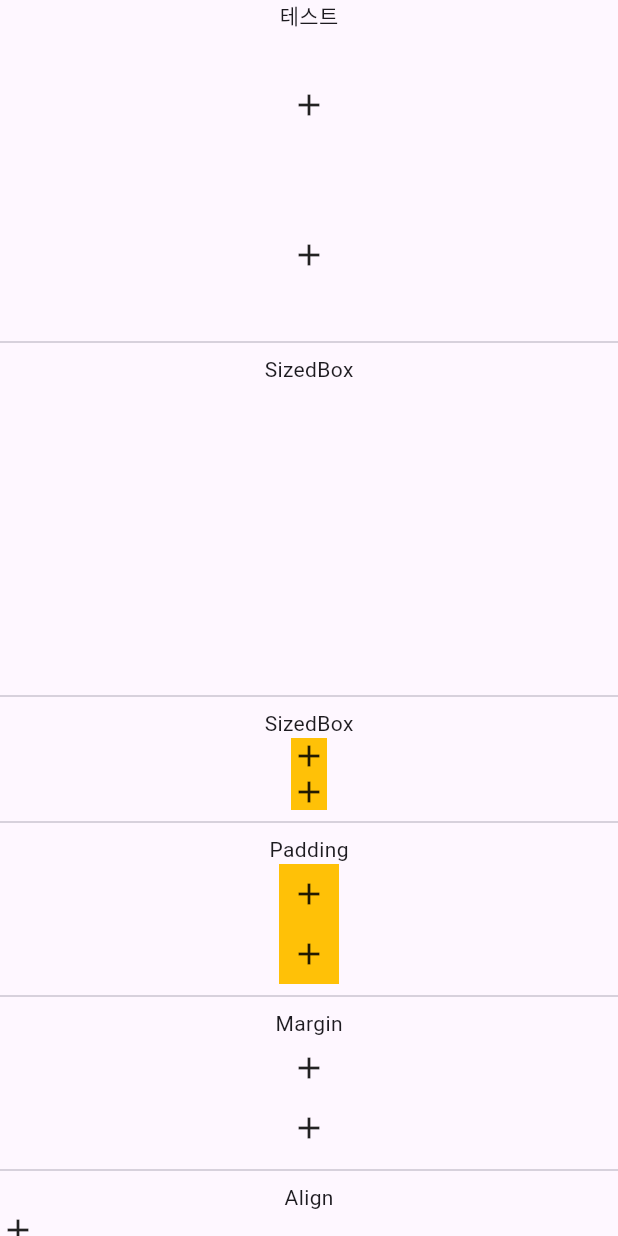
After one commit to LIMMIHEE/velog-exercise, a Flutter app: the screen it shows after launch, after a tap on "Container Const 테스트", on a phone screen of 412 x 824 dp. The commit adds this screen. Run offline on Flutter 3.47's test engine with Material 3 defaults, Android fonts, the phone set to English and light mode, and no system bars; our stand-ins replace flutter_bloc.

Commit message:
✨ feat: Container Const 대체 위젯

```diff
--- /dev/null
+++ b/lib/presentation/feat/container_const/container_const_screen.dart
@@ -0,0 +1,81 @@
+import 'package:flutter/material.dart';
+import 'package:velog_exercise/presentation/widget/const_column/const_column.dart';
+
+class ContainerConstScreen extends StatelessWidget {
+  const ContainerConstScreen({super.key});
+
+  @override
+  Widget build(BuildContext context) {
+    return Scaffold(
+      body: SingleChildScrollView(
+        child: Column(
+          children: [
+            ConstColumn(title: '테스트', children: [Container(
+              width: 100,
+              height: 100,
+              padding: const EdgeInsets.all(6),
+              child: const Icon(Icons.add),
+            ),
+              const SizedBox(
+                width: 100,
+                height: 100,
+                child: Padding(
+                  padding: EdgeInsets.all(6),
+                  child: Icon(Icons.add),
+                ),
+              )],),
+            ConstColumn(title: 'SizedBox', children: [
+              Container(
+                width: 100,
+                height: 100,
+              ),
+              const SizedBox(
+                width: 100,
+                height: 100,
+              ),],),
+            ConstColumn(title: 'SizedBox', children: [
+              Container(
+                color: Colors.amber,
+                child: const Icon(Icons.add),
+              ),
+              const ColoredBox(
+                color: Colors.amber,
+                child: Icon(Icons.add),
+              ),],),
+            ConstColumn(title: 'Padding', children: [
+              Container(
+                color: Colors.amber,
+                padding: const EdgeInsets.all(8),
+                child: Icon(Icons.add),
+              ),
+              const  ColoredBox(
+                  color: Colors.amber,
+                  child:Padding(
+                      padding: EdgeInsets.all(8),
+                    child: Icon(Icons.add),
+                  )
+              ),],),
+            ConstColumn(title: 'Margin', children: [
+              Container(
+                margin: const EdgeInsets.all(8),
+                child: const Icon(Icons.add),
+              ),
+              const Padding(
+                padding: EdgeInsets.all(8),
+                child: Icon(Icons.add),
+              ),],),
+            ConstColumn(title: 'Align', children: [
+              Container(
+                alignment: Alignment.bottomLeft,
+                child: const Icon(Icons.add),
+              ),
+              const Align(
+                alignment: Alignment.bottomLeft,
+                child: Icon(Icons.add),
+              ),],),
+          ],
+        ),
+      ),
+    );
+  }
+}
--- a/lib/presentation/feat/main/main_screen.dart
+++ b/lib/presentation/feat/main/main_screen.dart
@@ -1,5 +1,6 @@
 import 'package:flutter/material.dart';
 import 'package:velog_exercise/presentation/feat/bloc/bloc_screen.dart';
+import 'package:velog_exercise/presentation/feat/container_const/container_const_screen.dart';
 import 'package:velog_exercise/presentation/feat/custom_clipper/custom_clipper_screen.dart';
 import 'package:velog_exercise/presentation/feat/exception/exception_screen.dart';
 import 'package:velog_exercise/presentation/feat/provider/provider_screen.dart';
@@ -38,6 +39,10 @@ class MainScreen extends StatelessWidget {
                   text: 'CustomClipper 예제',
                   onTap: () => pushScreen(context, const CustomClipperScreen()),
                 ),
+                MainOutLineButton(
+                  text: 'Container Const 테스트',
+                  onTap: () => pushScreen(context, const ContainerConstScreen()),
+                ),
               ],
             ),
           ),
--- /dev/null
+++ b/lib/presentation/widget/const_column/const_column.dart
@@ -0,0 +1,19 @@
+import 'package:flutter/material.dart';
+
+class ConstColumn extends StatelessWidget {
+  const ConstColumn({super.key, required this.title, required this.children});
+
+  final String title;
+  final List<Widget> children;
+
+  @override
+  Widget build(BuildContext context) {
+    return Column(
+      children: [
+        Text(title),
+        ...children,
+        const Divider(),
+      ],
+    );
+  }
+}
```
Also changed, not shown: pubspec.lock, 41 other files.
